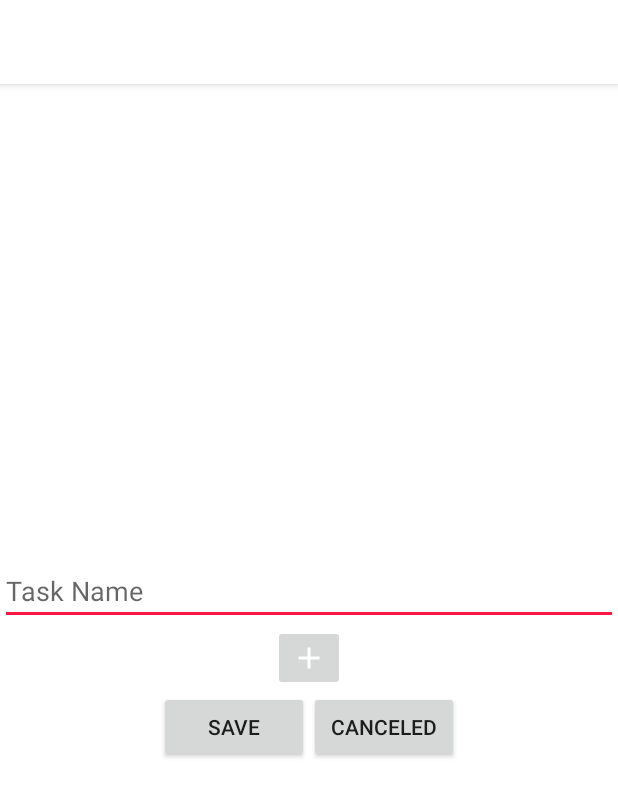
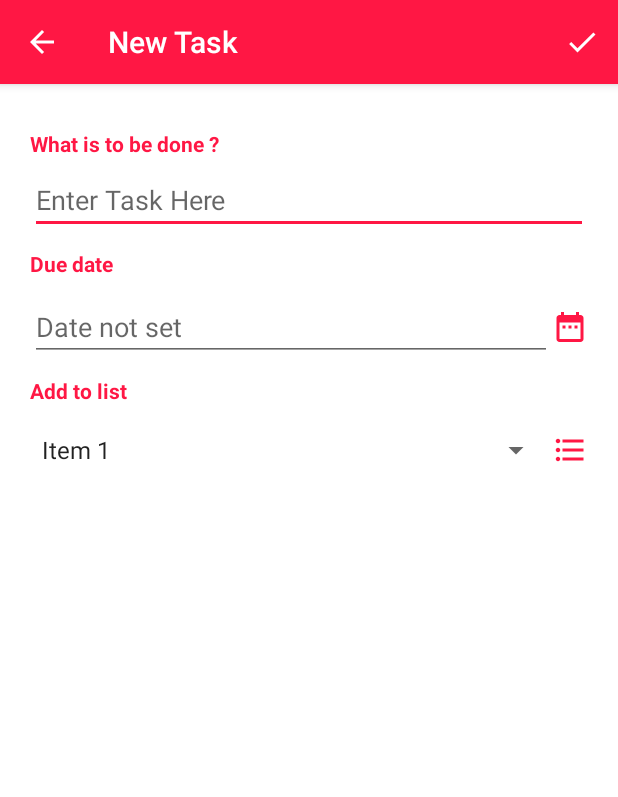
Before and after one commit to BiaChacon/ToDoList, an Android app: the screen it shows after launch (AddTaskActivity), after a tap on an icon or button, on a phone screen of 412 x 824 dp. Shown: the top 797 px of the screen. Run offline under Robolectric (Android 15) with nearby library versions, the phone set to English and light mode, and no system bars; our stand-ins replace Room's generated code.

Commit message:
tela add Task

```diff
--- a/app/build.gradle
+++ b/app/build.gradle
@@ -43,5 +43,4 @@
     annotationProcessor "androidx.room:room-compiler:2.2.0-rc01"
     testImplementation "androidx.room:room-testing:2.2.0-rc01"
 
-    kapt 'android.arch.persistence.room:compiler:2.2.0-rc01'
 }
--- a/app/src/main/java/com/biachacon/todolist/activities/AddTaskActivity.kt
+++ b/app/src/main/java/com/biachacon/todolist/activities/AddTaskActivity.kt
@@ -1,30 +1,76 @@
 package com.biachacon.todolist.activities
 
 import android.app.Activity
+import android.app.DatePickerDialog
 import androidx.appcompat.app.AppCompatActivity
 import android.os.Bundle
+import android.view.Menu
+import android.view.MenuItem
+import android.view.View
+import android.widget.AdapterView
+import android.widget.ArrayAdapter
 import com.biachacon.todolist.R
+import com.biachacon.todolist.dialogs.AddListDialogFragment
 import kotlinx.android.synthetic.main.activity_add_task.*
+import java.util.*
 
-class AddTaskActivity : AppCompatActivity() {
+class AddTaskActivity : AppCompatActivity(), AdapterView.OnItemSelectedListener
+{
+
+    var list_of_items = arrayOf("Item 1", "Item 2", "Item 3")
+    var l: String = ""
 
     override fun onCreate(savedInstanceState: Bundle?) {
         super.onCreate(savedInstanceState)
         setContentView(R.layout.activity_add_task)
 
-        addBt.setOnClickListener {
+        //Calendar
+        val c = Calendar.getInstance()
+        val year = c.get(Calendar.YEAR)
+        val month = c.get(Calendar.MONTH)
+        val day = c.get(Calendar.DAY_OF_MONTH)
 
-            //colocar pra salvar no banco
-
-            setResult(Activity.RESULT_OK)
-            finish()
+        datePicker.setOnClickListener{
+            val dpd = DatePickerDialog(this, DatePickerDialog.OnDateSetListener{view, mYear, mMonth, mDay ->
+                dateChoice.setText(""+ mDay+"/"+mMonth+"/"+mYear)
+            }, year, month, day)
+            dpd.show()
         }
 
-        canceledBt.setOnClickListener {
-            setResult(Activity.RESULT_CANCELED)
-            finish()
+        spinner!!.setOnItemSelectedListener(this)
+        val array_adapter = ArrayAdapter(this, android.R.layout.simple_spinner_item, list_of_items)
+        array_adapter.setDropDownViewResource(android.R.layout.simple_spinner_dropdown_item)
+        spinner!!.setAdapter(array_adapter)
+
+
+        addNewlist.setOnClickListener {
+            var dialog = AddListDialogFragment()
+            dialog.show(supportFragmentManager, "Dialog")
         }
 
     }
 
+    override fun onCreateOptionsMenu(menu: Menu): Boolean {
+        menuInflater.inflate(R.menu.menu_add, menu)
+        return true
+    }
+
+    override fun onOptionsItemSelected(item: MenuItem): Boolean {
+        val id = item.getItemId()
+        if (id == R.id.action_one) {
+            setResult(Activity.RESULT_OK)
+            finish()
+            return true
+        }
+        return super.onOptionsItemSelected(item)
+    }
+
+    override fun onItemSelected(arg0: AdapterView<*>, arg1: View, position: Int, id: Long) {
+        l = list_of_items[position]
+    }
+
+    override fun onNothingSelected(arg0: AdapterView<*>) {
+
+    }
+
 }
--- a/app/src/main/java/com/biachacon/todolist/activities/MainActivity.kt
+++ b/app/src/main/java/com/biachacon/todolist/activities/MainActivity.kt
@@ -8,38 +8,35 @@
 import android.view.MenuItem
 import android.view.View
 import android.widget.Toast
-import androidx.room.Room
 import androidx.viewpager.widget.ViewPager
 import com.biachacon.todolist.R
 import com.biachacon.todolist.adapaters.FixedTabsPageAdapter
-import com.biachacon.todolist.database.AppDatabase
-import com.biachacon.todolist.fragments.AddListDialogFragment
-import com.biachacon.todolist.model.ToDoList
+import com.biachacon.todolist.dialogs.AddListDialogFragment
 import kotlinx.android.synthetic.main.activity_main.*
 
 
 class MainActivity : AppCompatActivity() {
 
     val CODE = 99
-
-    val db:AppDatabase by lazy {
-        Room.databaseBuilder(
-            this, AppDatabase::class.java,
-            "to-do-list")
-            .allowMainThreadQueries()
-            .build()
-    }
+//
+//    val db:AppDatabase by lazy {
+//        Room.databaseBuilder(
+//            this, AppDatabase::class.java,
+//            "to-do-list")
+//            .allowMainThreadQueries()
+//            .build()
+//    }
 
     override fun onCreate(savedInstanceState: Bundle?) {
         super.onCreate(savedInstanceState)
         setContentView(R.layout.activity_main)
-
-        var l1 = ToDoList("test1")
-        var l2 = ToDoList("test2")
-        var l3 = ToDoList("test3")
-        db.toDoListDao().insert(l1)
-        db.toDoListDao().insert(l2)
-        db.toDoListDao().insert(l3)
+//
+//        var l1 = ToDoList("test1")
+//        var l2 = ToDoList("test2")
+//        var l3 = ToDoList("test3")
+//        db.toDoListDao().insert(l1)
+//        db.toDoListDao().insert(l2)
+//        db.toDoListDao().insert(l3)
 
         if(getSupportActionBar() != null)
         {
@@ -127,10 +124,10 @@
             CODE ->{
                 when(resultCode){
                     Activity.RESULT_OK->{
-                        Toast.makeText(this, "SAVE", Toast.LENGTH_SHORT).show()
+                        Toast.makeText(this, "save", Toast.LENGTH_SHORT).show()
                     }
                     Activity.RESULT_CANCELED->{
-                        Toast.makeText(this, "CANCELED" , Toast.LENGTH_SHORT).show()
+                        Toast.makeText(this, "canceled" , Toast.LENGTH_SHORT).show()
                     }
                 }
             }
--- /dev/null
+++ b/app/src/main/java/com/biachacon/todolist/dialogs/AddListDialogFragment.kt
@@ -0,0 +1,28 @@
+package com.biachacon.todolist.dialogs
+
+import android.app.Dialog
+import android.os.Bundle
+import android.widget.Toast
+import androidx.appcompat.app.AlertDialog
+import androidx.fragment.app.DialogFragment
+import com.biachacon.todolist.R
+import java.lang.IllegalStateException
+
+class AddListDialogFragment:DialogFragment() {
+
+    override fun onCreateDialog(savedInstanceState: Bundle?): Dialog {
+        return activity?.let{
+
+            var builder = AlertDialog.Builder(it)
+                .setView(it.layoutInflater.inflate(R.layout.add_list_layout, null))
+                .setPositiveButton("Save"){dialogInterface, i ->
+                    Toast.makeText(it.baseContext, "SAVE!", Toast.LENGTH_SHORT).show()
+                }
+                .setNegativeButton("Canceled"){dialogInterface, i ->
+                    Toast.makeText(it.baseContext, "CANCELED!", Toast.LENGTH_SHORT).show()
+                }
+            builder.create()
+        }?: throw IllegalStateException("Activity not found")
+    }
+
+}
--- a/app/src/main/java/com/biachacon/todolist/fragments/AddListDialogFragment.kt
+++ b/app/src/main/java/com/biachacon/todolist/dialogs/EditListDialogFragment.kt
@@ -1,4 +1,4 @@
-package com.biachacon.todolist.fragments
+package com.biachacon.todolist.dialogs
 
 import android.app.Dialog
 import android.os.Bundle
@@ -8,13 +8,13 @@
 import com.biachacon.todolist.R
 import java.lang.IllegalStateException
 
-class AddListDialogFragment:DialogFragment() {
+class EditListDialogFragment : DialogFragment() {
 
     override fun onCreateDialog(savedInstanceState: Bundle?): Dialog {
         return activity?.let{
 
             var builder = AlertDialog.Builder(it)
-                .setView(it.layoutInflater.inflate(R.layout.add_list_layout, null))
+                .setView(it.layoutInflater.inflate(R.layout.edit_list_layout ,null))
                 .setPositiveButton("Save"){dialogInterface, i ->
                     Toast.makeText(it.baseContext, "SAVE!", Toast.LENGTH_SHORT).show()
                 }
--- /dev/null
+++ b/app/src/main/res/drawable/ic_check.xml
@@ -0,0 +1,5 @@
+<vector android:height="24dp" android:tint="#FFFFFF"
+    android:viewportHeight="24.0" android:viewportWidth="24.0"
+    android:width="24dp" xmlns:android="http://schemas.android.com/apk/res/android">
+    <path android:fillColor="#FF000000" android:pathData="M9,16.17L4.83,12l-1.42,1.41L9,19 21,7l-1.41,-1.41z"/>
+</vector>
--- /dev/null
+++ b/app/src/main/res/drawable/ic_date.xml
@@ -0,0 +1,5 @@
+<vector android:height="24dp" android:tint="@color/colorPrimary"
+    android:viewportHeight="24.0" android:viewportWidth="24.0"
+    android:width="24dp" xmlns:android="http://schemas.android.com/apk/res/android">
+    <path android:fillColor="#FF000000" android:pathData="M9,11L7,11v2h2v-2zM13,11h-2v2h2v-2zM17,11h-2v2h2v-2zM19,4h-1L18,2h-2v2L8,4L8,2L6,2v2L5,4c-1.11,0 -1.99,0.9 -1.99,2L3,20c0,1.1 0.89,2 2,2h14c1.1,0 2,-0.9 2,-2L21,6c0,-1.1 -0.9,-2 -2,-2zM19,20L5,20L5,9h14v11z"/>
+</vector>
--- /dev/null
+++ b/app/src/main/res/drawable/ic_list.xml
@@ -0,0 +1,5 @@
+<vector android:height="24dp" android:tint="@color/colorPrimary"
+    android:viewportHeight="24.0" android:viewportWidth="24.0"
+    android:width="24dp" xmlns:android="http://schemas.android.com/apk/res/android">
+    <path android:fillColor="#FF000000" android:pathData="M4,10.5c-0.83,0 -1.5,0.67 -1.5,1.5s0.67,1.5 1.5,1.5 1.5,-0.67 1.5,-1.5 -0.67,-1.5 -1.5,-1.5zM4,4.5c-0.83,0 -1.5,0.67 -1.5,1.5S3.17,7.5 4,7.5 5.5,6.83 5.5,6 4.83,4.5 4,4.5zM4,16.5c-0.83,0 -1.5,0.68 -1.5,1.5s0.68,1.5 1.5,1.5 1.5,-0.68 1.5,-1.5 -0.67,-1.5 -1.5,-1.5zM7,19h14v-2L7,17v2zM7,13h14v-2L7,11v2zM7,5v2h14L21,5L7,5z"/>
+</vector>
--- a/app/src/main/res/layout/activity_add_task.xml
+++ b/app/src/main/res/layout/activity_add_task.xml
@@ -3,39 +3,112 @@
     xmlns:tools="http://schemas.android.com/tools"
     android:layout_width="match_parent"
     android:layout_height="match_parent"
+    xmlns:app="http://schemas.android.com/apk/res-auto"
     android:orientation="vertical"
     tools:context=".activities.AddTaskActivity"
-    android:gravity="center">
+    android:background="@color/write">
 
-    <EditText
-        android:id="@+id/addTask"
+    <LinearLayout
         android:layout_width="match_parent"
         android:layout_height="wrap_content"
-        android:hint="Task Name"/>
+        android:orientation="vertical"
+        android:layout_marginTop="30sp"
+        android:layout_marginLeft="20sp"
+        android:layout_marginRight="20sp">
 
+        <TextView
+            android:id="@+id/textView"
+            android:layout_width="match_parent"
+            android:layout_height="wrap_content"
+            android:text="What is to be done ?"
+            android:textStyle="bold"
+            android:textColor="@color/colorPrimary"/>
 
-    <ImageButton
-        android:id="@+id/datePicker"
-        android:layout_width="wrap_content"
+        <EditText
+            android:id="@+id/addTask"
+            android:layout_width="match_parent"
+            android:layout_height="wrap_content"
+            android:hint="Enter Task Here"
+            android:layout_marginTop="5sp"/>
+
+        <TextView
+            android:id="@+id/textView2"
+            android:layout_marginTop="10sp"
+            android:layout_width="match_parent"
+            android:layout_height="wrap_content"
+            android:text="Due date"
+            android:textStyle="bold"
+            android:textColor="@color/colorPrimary"/>
+    </LinearLayout>
+
+    <LinearLayout
+        android:layout_width="match_parent"
         android:layout_height="wrap_content"
-        android:src="@drawable/ic_add"/>
+        android:orientation="horizontal"
+        android:layout_marginLeft="20sp"
+        android:layout_marginRight="20sp"
+        android:layout_marginTop="10sp">
+
+        <EditText
+            android:id="@+id/dateChoice"
+            android:layout_width="wrap_content"
+            android:layout_height="wrap_content"
+            android:ems="10"
+            android:inputType="textPersonName"
+            android:text=""
+            android:hint="Date not set"
+            android:layout_weight="7"
+            app:mask="##/##/####"/>
+
+        <ImageButton
+            android:id="@+id/datePicker"
+            android:layout_width="wrap_content"
+            android:layout_height="wrap_content"
+            android:background="@color/write"
+            android:src="@drawable/ic_date"
+            android:layout_gravity="center" />
+    </LinearLayout>
 
 
     <LinearLayout
-        android:layout_width="wrap_content"
+        android:layout_width="match_parent"
         android:layout_height="wrap_content"
-        android:orientation="horizontal">
+        android:orientation="vertical"
+        android:layout_marginTop="10sp"
+        android:layout_marginLeft="20sp"
+        android:layout_marginRight="20sp">
 
-        <Button
-            android:id="@+id/addBt"
-            android:layout_width="100sp"
+        <TextView
+            android:id="@+id/textView3"
+            android:layout_width="match_parent"
             android:layout_height="wrap_content"
-            android:text="Save" />
+            android:text="Add to list"
+            android:textStyle="bold"
+            android:textColor="@color/colorPrimary"/>
 
-        <Button
-            android:id="@+id/canceledBt"
-            android:layout_width="100sp"
-            android:layout_height="wrap_content"
-            android:text="Canceled" />
+        <LinearLayout
+            android:layout_width="match_parent"
+            android:layout_height="match_parent"
+            android:orientation="horizontal"
+            android:layout_marginTop="10sp">
+
+            <Spinner
+                android:id="@+id/spinner"
+                android:layout_width="217dp"
+                android:layout_height="40sp"
+                android:layout_weight="7"/>
+
+            <ImageButton
+                android:id="@+id/addNewlist"
+                android:layout_width="wrap_content"
+                android:layout_height="wrap_content"
+                android:src="@drawable/ic_list"
+                android:background="@color/write"
+                android:layout_gravity="center"/>
+
+        </LinearLayout>
+
     </LinearLayout>
+
+
 </LinearLayout>
--- a/app/src/main/res/layout/activity_main.xml
+++ b/app/src/main/res/layout/activity_main.xml
@@ -5,6 +5,7 @@
     android:layout_width="match_parent"
     android:layout_height="match_parent"
     android:orientation="vertical"
+    android:background="@color/write"
     tools:context=".activities.MainActivity">
 
     <androidx.viewpager.widget.ViewPager
--- a/app/src/main/res/layout/task_inflater.xml
+++ b/app/src/main/res/layout/task_inflater.xml
@@ -2,7 +2,8 @@
 <LinearLayout xmlns:android="http://schemas.android.com/apk/res/android"
     android:layout_width="match_parent"
     android:layout_height="wrap_content"
-    android:layout_marginTop="5sp">
+    android:layout_marginTop="5sp"
+    android:background="@color/write">
 
     <CheckBox
         android:id="@+id/checkboxTask"
--- a/app/src/main/res/layout/todotlist_inflater.xml
+++ b/app/src/main/res/layout/todotlist_inflater.xml
@@ -1,7 +1,8 @@
 <?xml version="1.0" encoding="utf-8"?>
 <LinearLayout xmlns:android="http://schemas.android.com/apk/res/android"
     android:layout_width="match_parent"
-    android:layout_height="wrap_content">
+    android:layout_height="wrap_content"
+    android:background="@color/write">
 
     <LinearLayout
         android:layout_width="wrap_content"
--- /dev/null
+++ b/app/src/main/res/menu/menu_add.xml
@@ -0,0 +1,9 @@
+<?xml version="1.0" encoding="utf-8"?>
+<menu xmlns:android="http://schemas.android.com/apk/res/android"
+    xmlns:app="http://schemas.android.com/apk/res-auto">
+    <item
+        android:id="@+id/action_one"
+        android:icon="@drawable/ic_check"
+        app:showAsAction="always"
+        android:title="@string/item_one"/>
+</menu>
--- a/app/src/main/res/values/styles.xml
+++ b/app/src/main/res/values/styles.xml
@@ -9,7 +9,6 @@
         <item name="android:itemTextAppearance">@style/AppTheme.ItemTextStyle</item>
         <item name="android:actionBarStyle">@style/ActionBarTheme</item>
         <item name="actionBarStyle">@style/ActionBarTheme</item>
-        <item name="android:background">@color/write</item>
     </style>
 
     <style name="AppTheme.ItemTextStyle" parent="@android:style/TextAppearance.Widget.IconMenu.Item">
```
